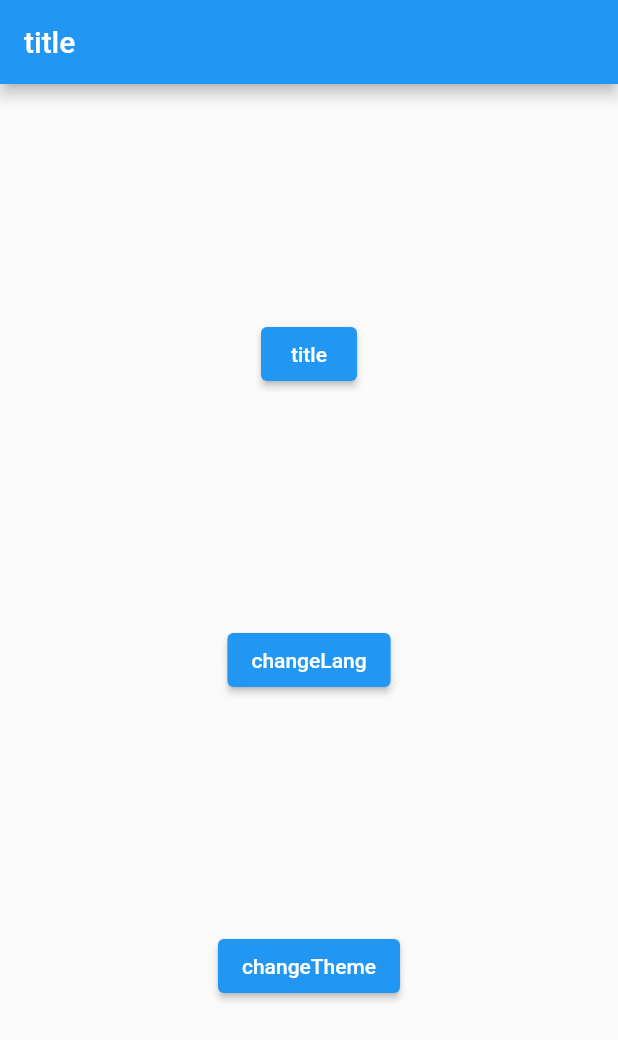
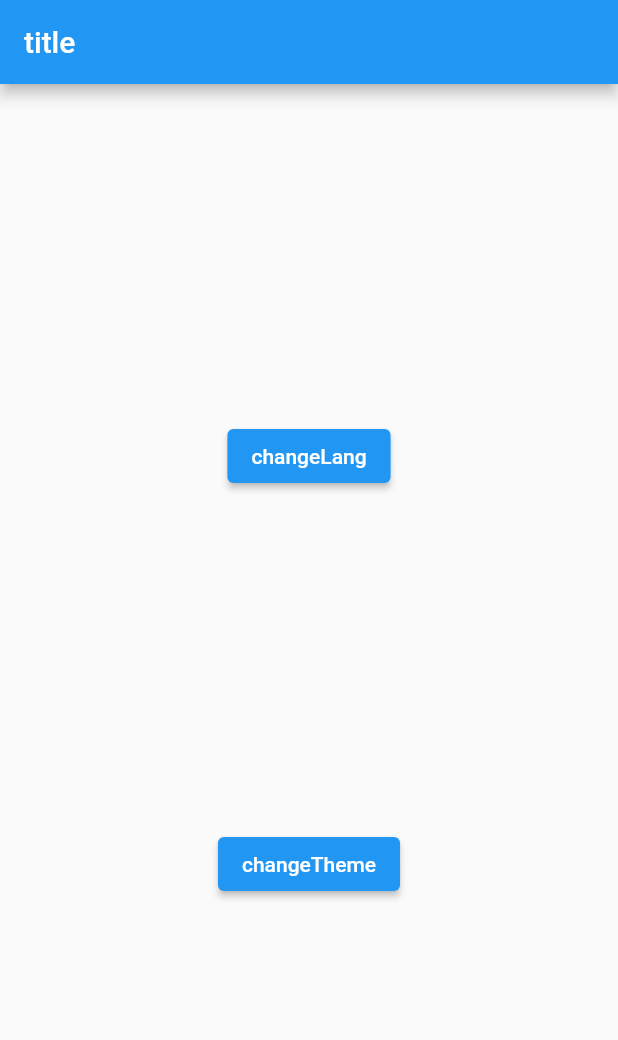
Before and after one commit to scancetin/getx-demo, a Flutter app: the screen it shows after launch, on a phone screen of 412 x 824 dp. Shown: the top 1040 px of the screen. Run offline on Flutter 3.47's test engine with Material 2 defaults, Android fonts, the light colour scheme and no system bars; our stand-ins replace get.

Commit message:
basic translation

```diff
--- a/other_utils/lib/views/home_view.dart
+++ b/other_utils/lib/views/home_view.dart
@@ -15,10 +15,6 @@ class HomeView extends StatelessWidget {
           mainAxisAlignment: MainAxisAlignment.spaceEvenly,
           children: <Widget>[
             ElevatedButton(
-              child: Text("title".tr),
-              onPressed: () => Get.toNamed("/second", arguments: "First to Second - to"),
-            ),
-            ElevatedButton(
               child: Text("changeLang".trParams({"emoji": "🌍"})),
               onPressed: () => Get.locale == const Locale("en_US") ? Get.updateLocale(const Locale("tr_TR")) : Get.updateLocale(const Locale("en_US")),
             ),
```
